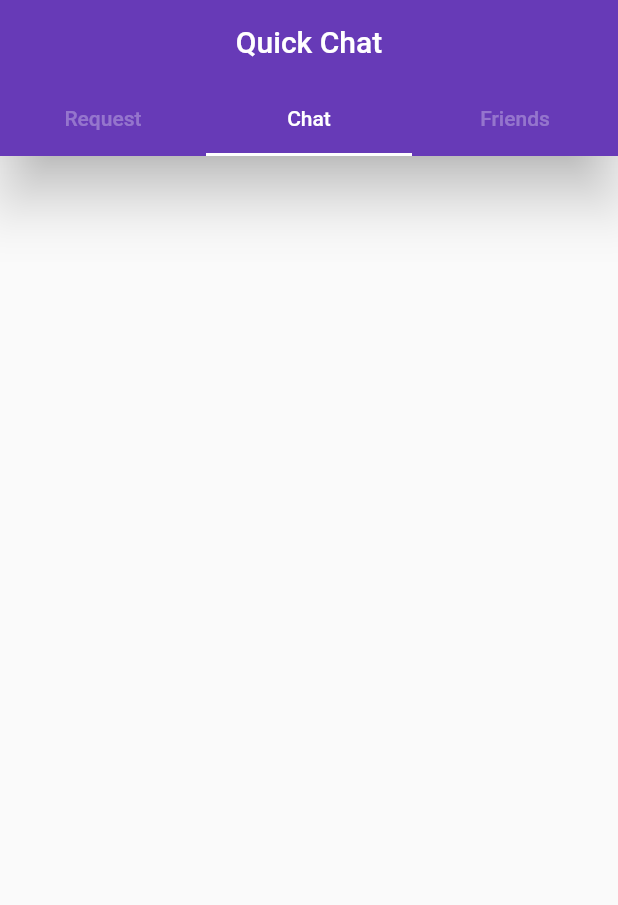
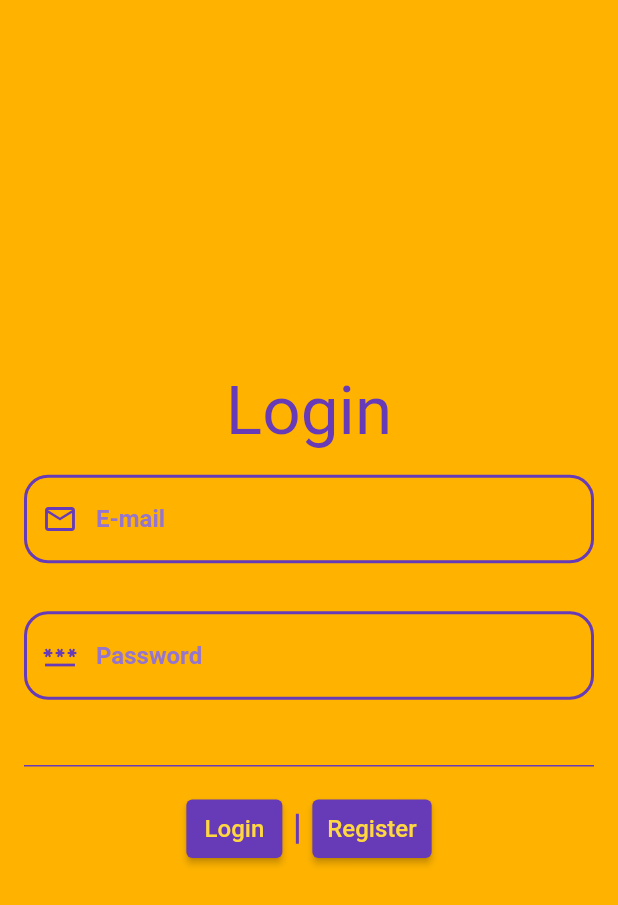
Before and after one commit to arbaazaj/quickchat, a Flutter app: the screen it shows after launch, on a phone screen of 412 x 824 dp. Shown: the top 905 px of the screen. Run offline on Flutter 3.47's test engine with Material 2 defaults, Android fonts, the phone set to English and light mode, and no system bars; our stand-ins replace cloud_firestore, firebase_auth, firebase_core, get; accounts and stored records are empty.

Commit message:
> Added GetX. > Added a login and register screen. > Now using Firebase Auth for login and managing users.

```diff
--- a/lib/main.dart
+++ b/lib/main.dart
@@ -1,10 +1,14 @@
 import 'package:firebase_core/firebase_core.dart';
 import 'package:flutter/material.dart';
+import 'package:get/get.dart';
+import 'package:quickchat/firebase_options.dart';
+import 'package:quickchat/screens/chat_screen.dart';
 import 'package:quickchat/screens/home_screen.dart';
+import 'package:quickchat/screens/login_screen.dart';
 
 void main() async {
   WidgetsFlutterBinding.ensureInitialized();
-  await Firebase.initializeApp();
+  await Firebase.initializeApp(options: DefaultFirebaseOptions.currentPlatform);
   runApp(const MyApp());
 }
 
@@ -18,13 +22,19 @@ class MyApp extends StatefulWidget {
 class MyAppState extends State<MyApp> {
   @override
   Widget build(BuildContext context) {
-    return MaterialApp(
+    return GetMaterialApp(
       debugShowCheckedModeBanner: false,
       title: 'Quick Chat',
       theme: ThemeData(
         primarySwatch: Colors.deepPurple,
       ),
-      home: const HomePage(),
+      initialRoute: '/',
+      getPages: [
+        GetPage(name: '/', page: () => const HomePage()),
+        GetPage(name: '/chatScreen', page: () => const ChatScreen()),
+        GetPage(name: '/login', page: () => const LoginScreen()),
+      ],
+      home: const LoginScreen(),
     );
   }
 }
--- a/lib/screens/chat_screen.dart
+++ b/lib/screens/chat_screen.dart
@@ -0,0 +1,10 @@
+import 'package:flutter/material.dart';
+
+class ChatScreen extends StatelessWidget {
+  const ChatScreen({Key? key}) : super(key: key);
+
+  @override
+  Widget build(BuildContext context) {
+    return const Placeholder();
+  }
+}
--- a/lib/screens/home_screen.dart
+++ b/lib/screens/home_screen.dart
@@ -109,12 +109,13 @@ class HomePageState extends State<HomePage>
                     ),
                     title: Text(data['fname'],
                         style: const TextStyle(
+                          color: Colors.deepPurple,
                             fontSize: 20.0, fontWeight: FontWeight.bold)),
                     subtitle: onlineStatus.isEmpty
                         ? const Text('Null value')
                         : Text(
                             onlineStatus,
-                            style: const TextStyle(fontWeight: FontWeight.bold),
+                            style: TextStyle(fontWeight: FontWeight.bold, color: Colors.deepPurple.shade100),
                           ),
                   );
                 }).toList(),
--- /dev/null
+++ b/lib/screens/login_screen.dart
@@ -0,0 +1,162 @@
+import 'package:flutter/foundation.dart';
+import 'package:flutter/material.dart';
+import 'package:firebase_auth/firebase_auth.dart';
+import 'package:get/get.dart';
+import 'dart:math' as math;
+
+import 'package:quickchat/widgets/custom_text_field_widget.dart';
+
+class LoginScreen extends StatefulWidget {
+  const LoginScreen({Key? key}) : super(key: key);
+
+  @override
+  State<LoginScreen> createState() => _LoginScreenState();
+}
+
+class _LoginScreenState extends State<LoginScreen> {
+  final emailController = TextEditingController();
+  final passwordController = TextEditingController();
+
+  Future<void> checkUserState() async {
+    FirebaseAuth.instance.authStateChanges().listen((User? user) {
+      if (user == null) {
+        if (kDebugMode) {
+          print('User is currently signed out!');
+        } else {
+          if (kDebugMode) {
+            print('User is signed in!');
+          }
+        }
+      }
+    });
+  }
+
+  Future<void> login() async {
+    final email = emailController.text;
+    final password = passwordController.text;
+    if (email.isNotEmpty && password.isNotEmpty) {
+      final loginUser = FirebaseAuth.instance
+          .signInWithEmailAndPassword(email: email, password: password);
+      loginUser.then((value) => Get.toNamed('/'));
+    } else {
+      Get.snackbar(
+        'Login Error',
+        'Please fill all the fields!',
+        backgroundColor: Colors.red,
+        colorText: Colors.amber,
+      );
+    }
+  }
+
+  Future<void> register() async {
+    final email = emailController.text;
+    final password = passwordController.text;
+    if (email.isNotEmpty && password.isNotEmpty) {
+      final registerUser = FirebaseAuth.instance
+          .createUserWithEmailAndPassword(email: email, password: password);
+      registerUser.then((value) {
+        Get.snackbar(
+          'Success',
+          'Account created Successfully! 👍',
+          backgroundColor: Colors.green,
+          colorText: Colors.amber,
+        );
+      });
+    } else {
+      Get.snackbar(
+        'Login Error',
+        'Please fill all the fields!',
+        backgroundColor: Colors.red,
+        colorText: Colors.amber,
+      );
+    }
+  }
+
+  @override
+  void initState() {
+    super.initState();
+    checkUserState();
+  }
+
+  @override
+  Widget build(BuildContext context) {
+    return Scaffold(
+      backgroundColor: Colors.amber.shade600,
+      body: Center(
+        child: Column(
+          mainAxisAlignment: MainAxisAlignment.center,
+          children: [
+            Text('Login',
+                style: Theme.of(context)
+                    .textTheme
+                    .displaySmall
+                    ?.copyWith(color: Colors.deepPurple)),
+            CustomTextField(
+              controller: emailController,
+              prefixIcon: Icons.email_outlined,
+              hintText: 'E-mail',
+              keyboardType: TextInputType.emailAddress,
+              obscureText: false,
+            ),
+            CustomTextField(
+              controller: passwordController,
+              prefixIcon: Icons.password,
+              hintText: 'Password',
+              keyboardType: TextInputType.visiblePassword,
+              obscureText: true,
+            ),
+            const SizedBox(height: 20.0),
+            const Padding(
+              padding: EdgeInsets.symmetric(horizontal: 16.0),
+              child: Divider(color: Colors.deepPurple, thickness: 1),
+            ),
+            const SizedBox(height: 10.0),
+            Row(
+              mainAxisAlignment: MainAxisAlignment.center,
+              children: [
+                ElevatedButton(
+                  style: const ButtonStyle(
+                      padding: MaterialStatePropertyAll(EdgeInsets.all(10.0))),
+                  onPressed: () {
+                    login();
+                  },
+                  child: const Text(
+                    'Login',
+                    style: TextStyle(
+                      color: Colors.amberAccent,
+                      fontSize: 16.0,
+                    ),
+                  ),
+                ),
+                SizedBox(
+                  width: 20.0,
+                  child: Transform.rotate(
+                    angle: math.pi / 2,
+                    child: const Divider(
+                      color: Colors.deepPurple,
+                      thickness: 2.0,
+                    ),
+                  ),
+                ),
+                ElevatedButton(
+                  style: const ButtonStyle(
+                      padding: MaterialStatePropertyAll(EdgeInsets.all(10.0))),
+                  onPressed: () {
+                    register();
+                  },
+                  child: const Text(
+                    'Register',
+                    style: TextStyle(
+                      color: Colors.amberAccent,
+                      fontSize: 16.0,
+                    ),
+                  ),
+                ),
+              ],
+            ),
+          ],
+        ),
+      ),
+    );
+  }
+}
--- /dev/null
+++ b/lib/widgets/custom_text_field_widget.dart
@@ -0,0 +1,48 @@
+import 'package:flutter/material.dart';
+import 'package:flutter/services.dart';
+
+class CustomTextField extends StatelessWidget {
+  const CustomTextField(
+      {super.key,
+      required this.prefixIcon,
+      required this.hintText, required this.controller, this.keyboardType, required this.obscureText});
+
+  final IconData? prefixIcon;
+  final String? hintText;
+  final TextEditingController? controller;
+  final TextInputType? keyboardType;
+  final bool obscureText;
+
+
+  @override
+  Widget build(BuildContext context) {
+    return Padding(
+      padding: const EdgeInsets.all(16.0),
+      child: TextField(
+        obscureText: obscureText,
+        keyboardType: TextInputType.emailAddress,
+        controller: controller,
+        cursorColor: Colors.deepPurple,
+        style: const TextStyle(
+            color: Colors.deepPurple, fontWeight: FontWeight.bold),
+        decoration: InputDecoration(
+          prefixIcon: Icon(prefixIcon, color: Colors.deepPurple),
+          hintText: hintText,
+          hintStyle: TextStyle(color: Colors.deepPurple.shade300),
+          enabledBorder: OutlineInputBorder(
+            borderRadius: BorderRadius.circular(16.0),
+            borderSide: const BorderSide(
+                color: Colors.deepPurple, width: 2.0, style: BorderStyle.solid),
+          ),
+          border: OutlineInputBorder(
+            borderSide: const BorderSide(
+                color: Colors.deepPurple,
+                width: 10.0,
+                style: BorderStyle.solid),
+            borderRadius: BorderRadius.circular(16.0),
+          ),
+        ),
+      ),
+    );
+  }
+}
--- a/pubspec.yaml
+++ b/pubspec.yaml
@@ -37,6 +37,8 @@ dependencies:
   cupertino_icons: ^1.0.5
   firebase_core: ^2.4.1
   cloud_firestore: ^4.3.1
+  firebase_auth: ^4.2.5
+  get: any
 
 dev_dependencies:
   flutter_test:
```
Also changed, not shown: lib/firebase_options.dart (added), pubspec.lock, 4 other files.
